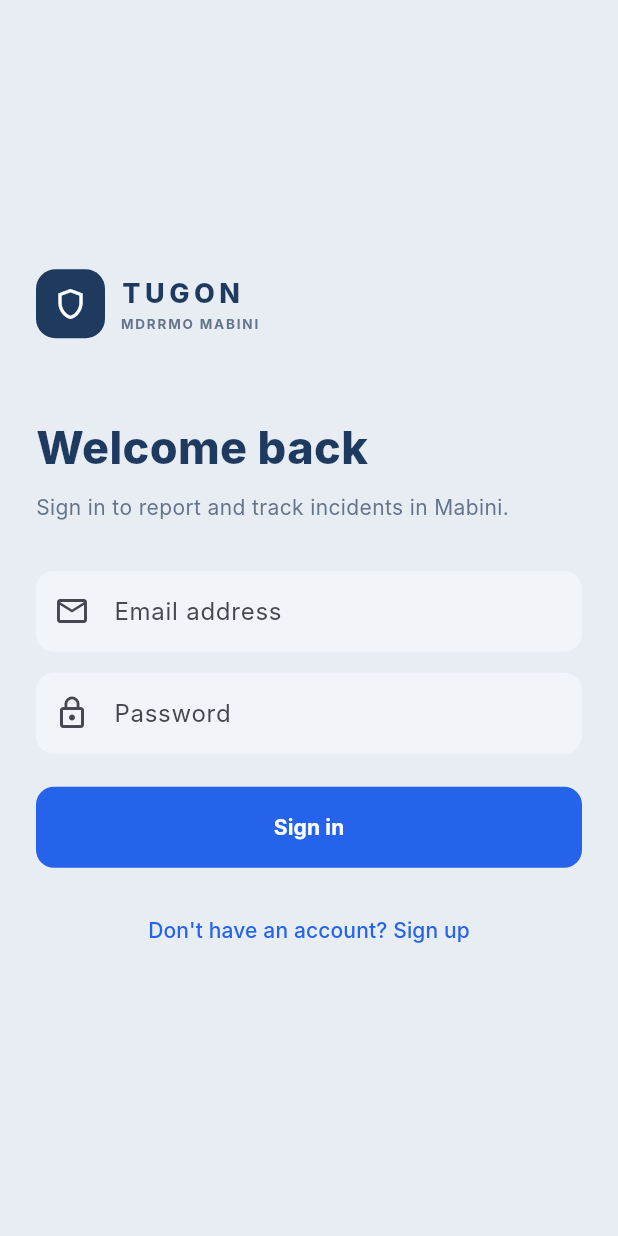
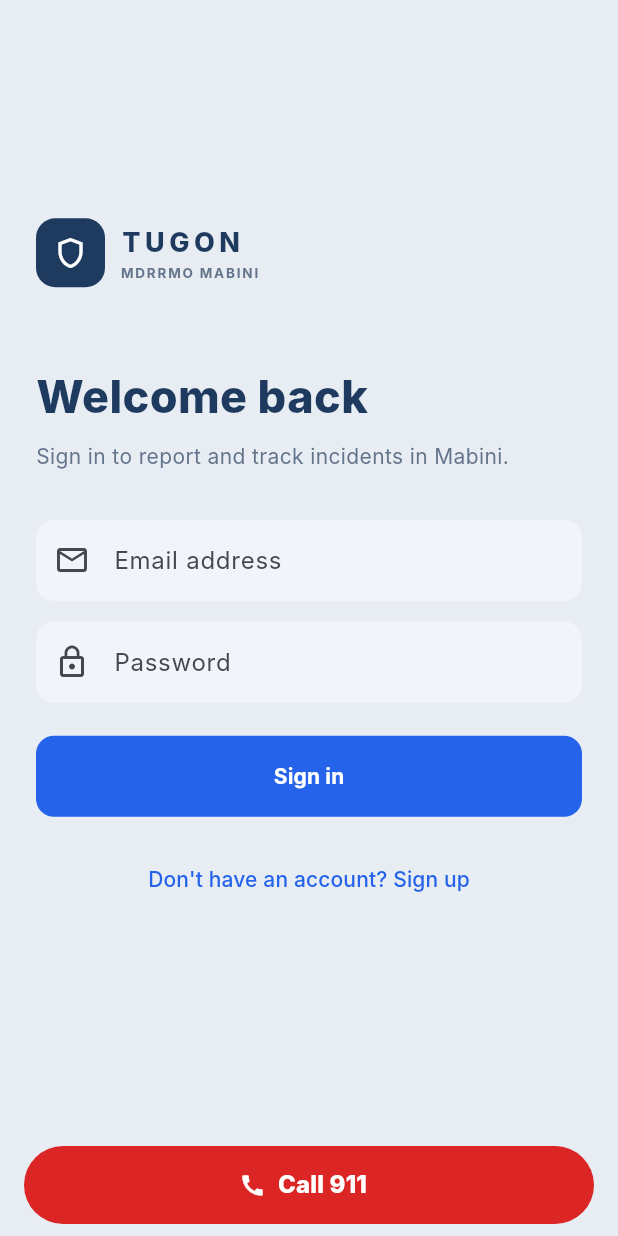
Before and after one commit to jerricflores1004-dot/unofficial-tugon, a Flutter app: the screen it shows after launch, on a phone screen of 412 x 824 dp. Run offline on Flutter 3.47's test engine with Material 3 defaults, Android fonts, the phone set to English and light mode, and no system bars; our stand-ins replace dio, firebase_core, firebase_messaging, flutter_dotenv, flutter_riverpod, geolocator and 4 more; accounts and stored records are empty; Roboto replaces fonts that are missing (Inter).

Commit message:
Show the Call 911 button on the login screen
Residents can reach 911 before they sign in or create an account.

Co-Authored-By: Claude Opus 5.5 <noreply@anthropic.com>

```diff
--- a/mobile/lib/main.dart
+++ b/mobile/lib/main.dart
@@ -458,6 +458,8 @@ class _LoginScreenState extends State<LoginScreen> {
 
   @override
   Widget build(BuildContext context) => Scaffold(
+      // 911 must work before sign-in: no account needed in an emergency.
+      bottomNavigationBar: const SafeArea(child: Emergency911Button()),
       body: SafeArea(
           child: Center(
               child: SingleChildScrollView(
```
